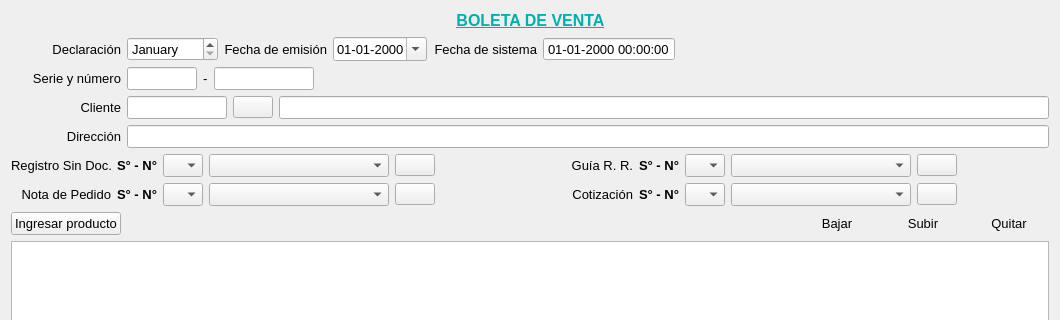
Qt form Facturacion/ventaboleta.ui (radtek/manager) before a commit; both pictures show x 0 to 1060 and y 0 to 320 of the 1060 by 576 pixel window.
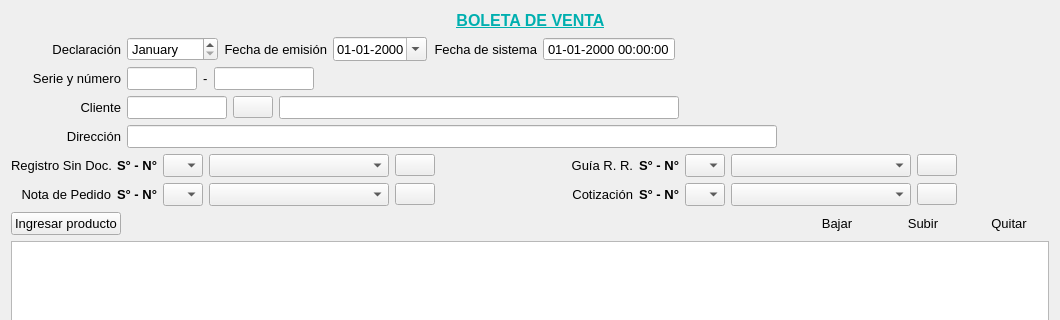
The same form after that commit. Icons and pictures are not drawn.

```diff
--- a/Facturacion/ventaboleta.ui
+++ b/Facturacion/ventaboleta.ui
@@ -373,6 +373,18 @@
      </item>
      <item>
       <widget class="QLineEdit" name="lineEdit_nombre">
+       <property name="minimumSize">
+        <size>
+         <width>400</width>
+         <height>0</height>
+        </size>
+       </property>
+       <property name="maximumSize">
+        <size>
+         <width>400</width>
+         <height>16777215</height>
+        </size>
+       </property>
        <property name="font">
         <font>
          <pointsize>10</pointsize>
@@ -380,6 +392,29 @@
        </property>
       </widget>
      </item>
+     <item>
+      <widget class="QLabel" name="label_2">
+       <property name="text">
+        <string/>
+       </property>
+       <property name="pixmap">
+        <pixmap resource="../ManagerSystem/iconos.qrc">:/new/Iconos/uncheck.png</pixmap>
+       </property>
+      </widget>
+     </item>
+     <item>
+      <spacer name="horizontalSpacer_12">
+       <property name="orientation">
+        <enum>Qt::Horizontal</enum>
+       </property>
+       <property name="sizeHint" stdset="0">
+        <size>
+         <width>40</width>
+         <height>20</height>
+        </size>
+       </property>
+      </spacer>
+     </item>
     </layout>
    </item>
    <item>
@@ -410,6 +445,18 @@
      </item>
      <item>
       <widget class="QLineEdit" name="lineEdit_direccion">
+       <property name="minimumSize">
+        <size>
+         <width>650</width>
+         <height>0</height>
+        </size>
+       </property>
+       <property name="maximumSize">
+        <size>
+         <width>650</width>
+         <height>16777215</height>
+        </size>
+       </property>
        <property name="font">
         <font>
          <pointsize>10</pointsize>
@@ -417,6 +464,19 @@
        </property>
       </widget>
      </item>
+     <item>
+      <spacer name="horizontalSpacer_16">
+       <property name="orientation">
+        <enum>Qt::Horizontal</enum>
+       </property>
+       <property name="sizeHint" stdset="0">
+        <size>
+         <width>40</width>
+         <height>20</height>
+        </size>
+       </property>
+      </spacer>
+     </item>
     </layout>
    </item>
    <item>
```
